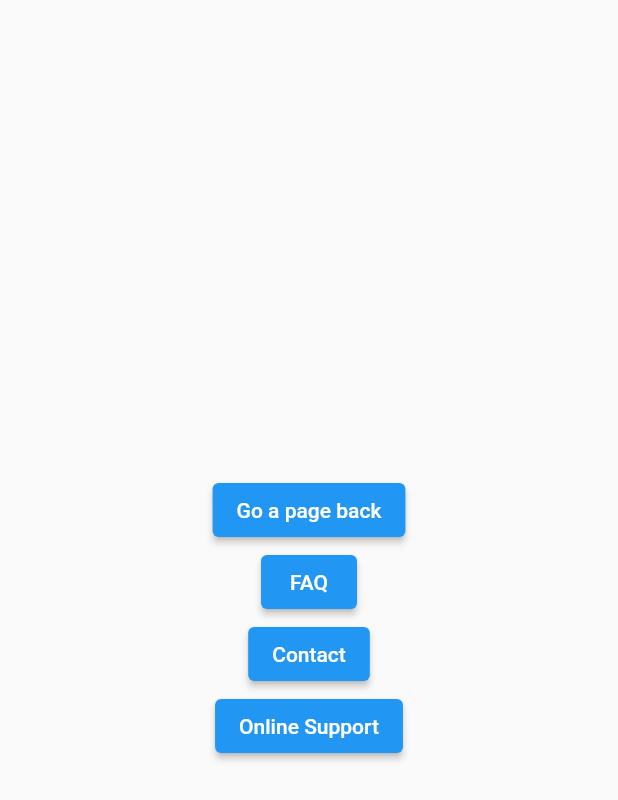
After one commit to jsonwulff/YamatomichiRef, a Flutter app: the screen it shows after launch, after a tap on "Support", on a phone screen of 412 x 824 dp. The commit adds this screen. Shown: the top 800 px of the screen. Run offline on Flutter 3.47's test engine with Material 2 defaults, Android fonts, the phone set to English and light mode, and no system bars; our stand-ins replace webview_flutter.

Commit message:
initial setup of support view implemented with WebView - works fine

```diff
--- a/lib/routes.dart
+++ b/lib/routes.dart
@@ -1,8 +1,8 @@
-import 'package:app/views/FAQ.dart';
+import 'package:app/views/support.dart';
 import 'package:app/views/home.dart';
 import 'package:flutter/cupertino.dart';
 
 final Map<String, WidgetBuilder> routes = <String, WidgetBuilder>{
   '/': (BuildContext context) => HomePage(),
-  '/FAQ': (BuildContext context) => FAQPage(),
+  '/support': (BuildContext context) => SupportPage(),
 };
--- a/lib/views/home.dart
+++ b/lib/views/home.dart
@@ -15,9 +15,9 @@ class _HomePageState extends State<HomePage> {
         children: <Widget>[
           ElevatedButton(
               onPressed: () {
-                Navigator.pushNamed(context, '/FAQ');
+                Navigator.pushNamed(context, '/support');
               },
-              child: Text("FAQ"))
+              child: Text("Support"))
         ],
       ),
     ));
--- /dev/null
+++ b/lib/views/support.dart
@@ -0,0 +1,64 @@
+import 'package:flutter/material.dart';
+import 'package:webview_flutter/webview_flutter.dart';
+
+class SupportPage extends StatefulWidget {
+  @override
+  _SupportPageState createState() => _SupportPageState();
+}
+
+class _SupportPageState extends State<SupportPage> {
+  @override
+  Widget build(BuildContext context) {
+    return Scaffold(
+        body: Center(
+      child: Column(
+        mainAxisAlignment: MainAxisAlignment.center,
+        children: <Widget>[
+          // Text("TODO: Implement"),
+          ElevatedButton(
+            onPressed: () {
+              Navigator.pop(context);
+            },
+            child: Text("Go a page back"),
+          ),
+          ElevatedButton(
+            onPressed: () => {
+              Navigator.push(
+                  context,
+                  MaterialPageRoute(
+                      builder: (context) => WebView(
+                          javascriptMode: JavascriptMode.unrestricted,
+                          initialUrl:
+                              'https://www.yamatomichi.com/en/support/faq/'))),
+            },
+            child: Text("FAQ"),
+          ),
+          ElevatedButton(
+            onPressed: () => {
+              Navigator.push(
+                  context,
+                  MaterialPageRoute(
+                      builder: (context) => WebView(
+                          javascriptMode: JavascriptMode.unrestricted,
+                          initialUrl:
+                              'https://www.yamatomichi.com/en/support/contact/'))),
+            },
+            child: Text("Contact"),
+          ),
+          ElevatedButton(
+            onPressed: () => {
+              Navigator.push(
+                  context,
+                  MaterialPageRoute(
+                      builder: (context) => WebView(
+                          javascriptMode: JavascriptMode.unrestricted,
+                          initialUrl:
+                              'https://www.yamatomichi.com/en/support/online/'))),
+            },
+            child: Text("Online Support"),
+          ),
+        ],
+      ),
+    ));
+  }
+}
--- a/pubspec.yaml
+++ b/pubspec.yaml
@@ -23,6 +23,7 @@ environment:
 dependencies:
   flutter:
     sdk: flutter
+  webview_flutter: 1.0.7
 
   # Add the dependency for the Firebase Core Flutter SDK
   firebase_core: ^0.4.0+9
```
Also changed, not shown: lib/views/FAQ.dart (deleted, +0 -26 lines), pubspec.lock.
